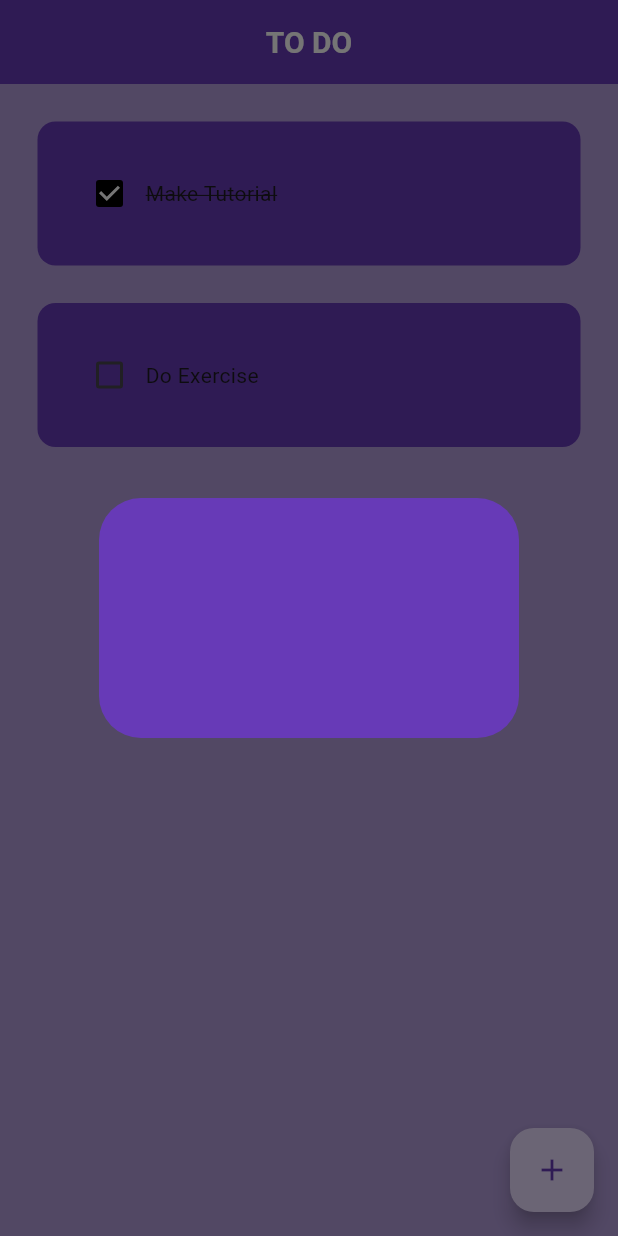
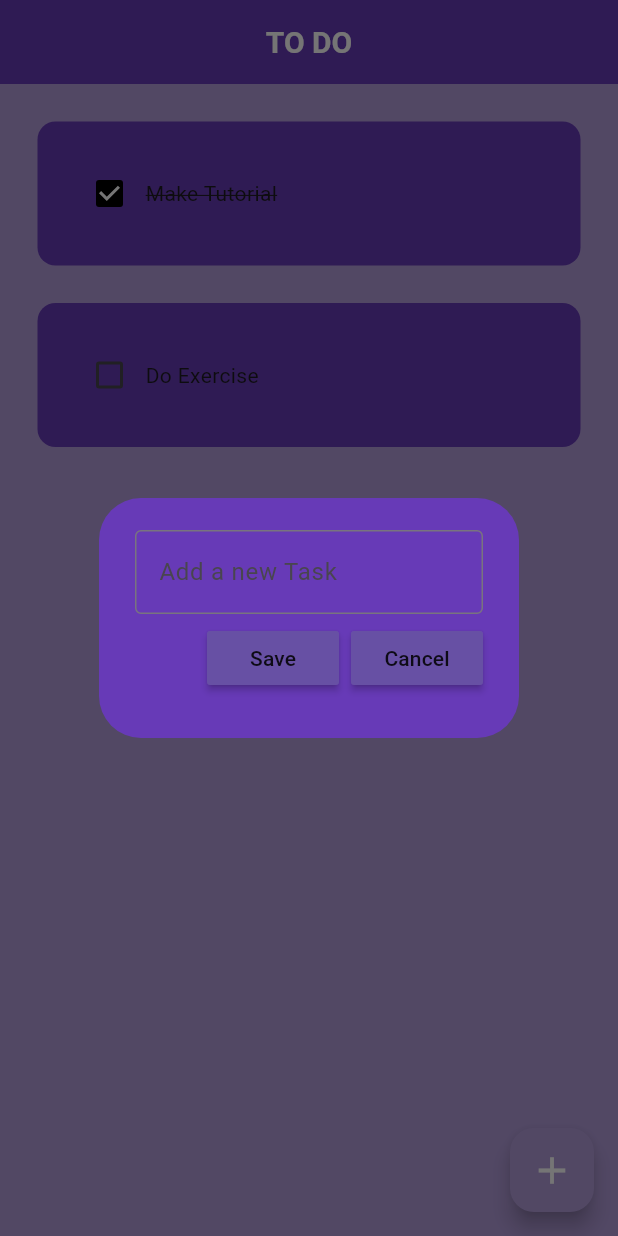
Before and after one commit to techusman-codes/todo_app_task, a Flutter app: the screen it shows after launch, after a tap on the "add" icon, on a phone screen of 412 x 824 dp. Run offline on Flutter 3.47's test engine with Material 3 defaults, Android fonts, the phone set to English and light mode, and no system bars; drawn by our look-alikes of flutter_slidable.

Commit message:
dialogbox

```diff
--- a/lib/pages/homepage.dart
+++ b/lib/pages/homepage.dart
@@ -10,6 +10,8 @@ class Homepage extends StatefulWidget {
 }
 
 class _HomepageState extends State<Homepage> {
+  // controller
+  final _controller = TextEditingController();
   // create list of todod
   List todoList = [
     ['Make Tutorial', true],
@@ -23,13 +25,38 @@ class _HomepageState extends State<Homepage> {
     });
   }
 
+  // create a new method for saveNewTask
+  void saveNewTask() {
+    setState(
+      () {
+        todoList.add(
+          [_controller.text, false],
+        );
+        _controller.clear();
+      },
+    );
+    Navigator.of(context).pop();
+  }
+
 // create a new task
   void createNewTask() {
     showDialog(
-        context: context,
-        builder: (context) {
-          return Dialogbox();
-        });
+      context: context,
+      builder: (context) {
+        return Dialogbox(
+          onSave: saveNewTask,
+          cancel: () => Navigator.of(context).pop(),
+          controller: _controller,
+        );
+      },
+    );
+  }
+
+  // delete task
+  void deleteTask(int index) {
+    setState(() {
+      todoList.removeAt(index);
+    });
   }
 
   @override
@@ -51,9 +78,11 @@ class _HomepageState extends State<Homepage> {
       ),
       floatingActionButton: FloatingActionButton(
         onPressed: createNewTask,
+        backgroundColor: Colors.deepPurple[200],
         child: Icon(
           Icons.add,
-          color: Colors.deepPurple,
+          size: 30,
+          color: Colors.white,
         ),
       ),
       body: ListView.builder(
@@ -65,6 +94,7 @@ class _HomepageState extends State<Homepage> {
             onChanged: (value) {
               checkBoxChange(value, index);
             },
+            deleteFunction: (context) => deleteTask,
           );
         },
       ),
--- a/lib/utils/dialogbox.dart
+++ b/lib/utils/dialogbox.dart
@@ -1,7 +1,22 @@
+// ignore_for_file: public_member_api_docs, sort_constructors_first
 import 'package:flutter/material.dart';
 
+import 'package:todolist_app/utils/my_bottom.dart';
+
+// ignore: must_be_immutable
 class Dialogbox extends StatelessWidget {
-  const Dialogbox({super.key});
+  // ignore: prefer_typing_uninitialized_variables
+  final controller;
+
+  // create a method for cancel and save button
+  VoidCallback onSave;
+  VoidCallback cancel;
+  Dialogbox({
+    super.key,
+    required this.onSave,
+    required this.cancel,
+    this.controller,
+  });
 
   @override
   Widget build(BuildContext context) {
@@ -9,6 +24,38 @@ class Dialogbox extends StatelessWidget {
       backgroundColor: Colors.deepPurple,
       content: Container(
         height: 120,
+        child: Column(
+          mainAxisAlignment: MainAxisAlignment.spaceEvenly,
+          children: [
+            // get user input
+            TextField(
+              controller: controller,
+              decoration: InputDecoration(
+                border: OutlineInputBorder(),
+                hintText: 'Add a new Task',
+              ),
+            ),
+            // button -> user botton
+            Row(
+              mainAxisAlignment: MainAxisAlignment.end,
+              children: [
+                // save button
+                MyBottom(
+                  text: "Save",
+                  onPressed: onSave,
+                ),
+                // canccel botton
+                SizedBox(
+                  width: 8,
+                ),
+                MyBottom(
+                  text: "Cancel",
+                  onPressed: cancel,
+                ),
+              ],
+            )
+          ],
+        ),
       ),
     );
   }
--- /dev/null
+++ b/lib/utils/my_bottom.dart
@@ -0,0 +1,23 @@
+// ignore_for_file: public_member_api_docs, sort_constructors_first
+import 'package:flutter/material.dart';
+
+// ignore: must_be_immutable
+class MyBottom extends StatelessWidget {
+  final String text;
+  VoidCallback onPressed;
+
+  MyBottom({
+    super.key,
+    required this.text,
+    required this.onPressed,
+  });
+
+  @override
+  Widget build(BuildContext context) {
+    return MaterialButton(
+      onPressed: onPressed,
+      color: Theme.of(context).primaryColor,
+      child: Text(text),
+    );
+  }
+}
--- a/lib/utils/todo_tile.dart
+++ b/lib/utils/todo_tile.dart
@@ -1,21 +1,36 @@
 // ignore_for_file: public_member_api_docs, sort_constructors_first
 import 'package:flutter/material.dart';
+import 'package:flutter_slidable/flutter_slidable.dart';
 
 class TodoTile extends StatelessWidget {
   final String taskName;
   final bool taskCompleted;
   final Function(bool?)? onChanged;
+  // if you hover the deleteFunction
+  final Function(BuildContext?)? deleteFunction;
   const TodoTile({
     super.key,
     required this.taskName,
     required this.taskCompleted,
     this.onChanged,
+    this.deleteFunction,
   });
 
   @override
   Widget build(BuildContext context) {
     return Padding(
       padding: const EdgeInsets.only(left: 25.0, right: 25.0, top: 25.0),
+      child: Slidable(
+        endActionPane: ActionPane(
+          motion: StretchMotion(),
+          children: [
+            SlidableAction(
+              onPressed: deleteFunction,
+              icon: Icons.delete,
+              backgroundColor: Colors.red,
+            )
+          ],
+        ),
         child: Container(
           padding: EdgeInsets.all(24),
           decoration: BoxDecoration(
@@ -40,6 +55,7 @@ class TodoTile extends StatelessWidget {
             ],
           ),
         ),
+      ),
     );
   }
 }
--- a/pubspec.yaml
+++ b/pubspec.yaml
@@ -2,7 +2,7 @@ name: todolist_app
 description: "A new Flutter project."
 # The following line prevents the package from being accidentally published to
 # pub.dev using `flutter pub publish`. This is preferred for private packages.
-publish_to: 'none' # Remove this line if you wish to publish to pub.dev
+publish_to: "none" # Remove this line if you wish to publish to pub.dev
 
 # The following defines the version and build number for your application.
 # A version number is three numbers separated by dots, like 1.2.43
@@ -34,6 +34,7 @@ dependencies:
   # The following adds the Cupertino Icons font to your application.
   # Use with the CupertinoIcons class for iOS style icons.
   cupertino_icons: ^1.0.8
+  flutter_slidable: ^4.0.0
 
 dev_dependencies:
   flutter_test:
@@ -51,7 +52,6 @@ dev_dependencies:
 
 # The following section is specific to Flutter packages.
 flutter:
-
   # The following line ensures that the Material Icons font is
   # included with your application, so that you can use the icons in
   # the material Icons class.
```
Also changed, not shown: pubspec.lock. Lines whose indentation alone changed are shown as unchanged.
